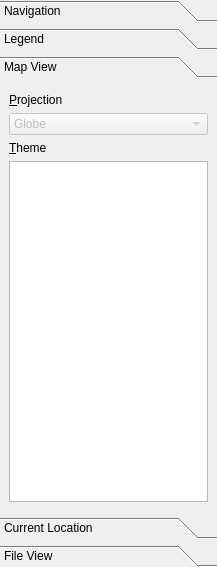
Before: the Qt Designer form src/lib/MarbleControlBox.ui in KDE/marble, drawn with Qt 5.
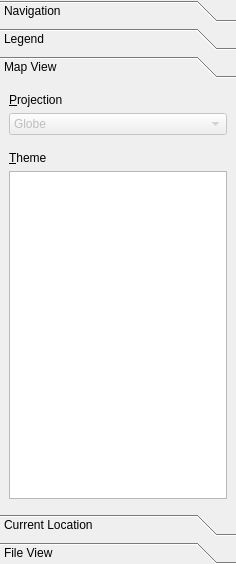
After: the same form once the commit is applied. The open tabs and pages were chosen to show the change. Icons and pictures are not drawn. Custom widgets are drawn as their Qt base class.

Commit message: - This time for real ...

```diff
--- a/src/lib/MarbleControlBox.ui
+++ b/src/lib/MarbleControlBox.ui
@@ -5,21 +5,21 @@
    <rect>
     <x>0</x>
     <y>0</y>
-    <width>217</width>
-    <height>567</height>
+    <width>236</width>
+    <height>564</height>
    </rect>
   </property>
   <property name="sizePolicy" >
    <sizepolicy>
-    <hsizetype>0</hsizetype>
-    <vsizetype>0</vsizetype>
+    <hsizetype>5</hsizetype>
+    <vsizetype>5</vsizetype>
     <horstretch>0</horstretch>
     <verstretch>0</verstretch>
    </sizepolicy>
   </property>
   <property name="minimumSize" >
    <size>
-    <width>150</width>
+    <width>185</width>
     <height>0</height>
    </size>
   </property>
@@ -448,8 +448,8 @@
        <rect>
         <x>0</x>
         <y>0</y>
-        <width>217</width>
-        <height>412</height>
+        <width>251</width>
+        <height>409</height>
        </rect>
       </property>
       <attribute name="label" >
@@ -477,14 +477,6 @@
          <property name="enabled" >
           <bool>false</bool>
          </property>
-         <property name="sizePolicy" >
-          <sizepolicy>
-           <hsizetype>7</hsizetype>
-           <vsizetype>0</vsizetype>
-           <horstretch>0</horstretch>
-           <verstretch>0</verstretch>
-          </sizepolicy>
-         </property>
          <item>
           <property name="text" >
            <string>Globe</string>
@@ -497,6 +489,22 @@
          </item>
         </widget>
        </item>
+       <item>
+        <spacer>
+         <property name="orientation" >
+          <enum>Qt::Vertical</enum>
+         </property>
+         <property name="sizeType" >
+          <enum>QSizePolicy::Fixed</enum>
+         </property>
+         <property name="sizeHint" >
+          <size>
+           <width>20</width>
+           <height>10</height>
+          </size>
+         </property>
+        </spacer>
+       </item>
        <item>
         <widget class="QLabel" name="mapThemeLabel" >
          <property name="text" >
```
Left out of the diff: 34 changed lines with no effect on the pictures.
